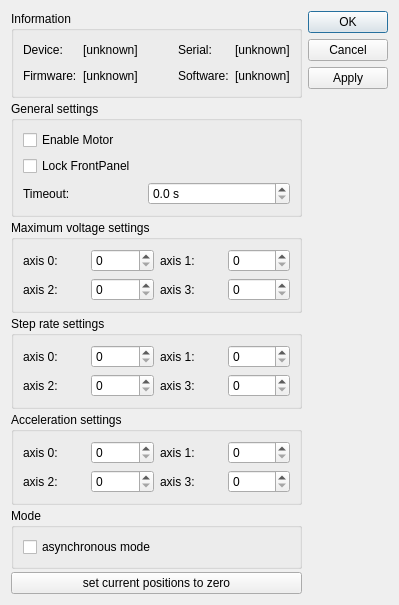
Old version of the form ThorlabsKCubeIM/dialogThorlabsKCubeIM.ui in the repository itom-project/plugins.
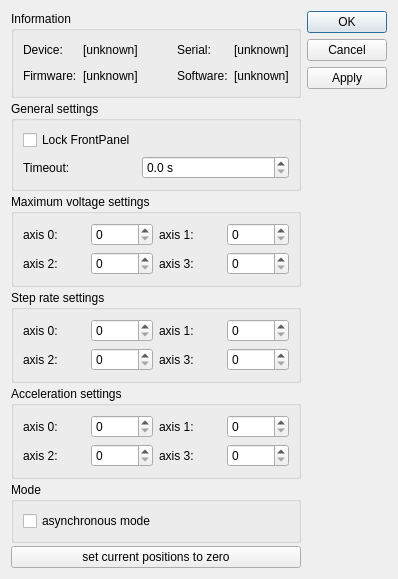
New version of the form.

Commit message: ThorlabsKCubeIM: dockWidgets nearly works

The edit to the form file:
```diff
--- a/ThorlabsKCubeIM/dialogThorlabsKCubeIM.ui
+++ b/ThorlabsKCubeIM/dialogThorlabsKCubeIM.ui
@@ -6,8 +6,8 @@
    <rect>
     <x>0</x>
     <y>0</y>
-    <width>399</width>
-    <height>543</height>
+    <width>398</width>
+    <height>518</height>
    </rect>
   </property>
   <property name="windowTitle">
@@ -137,14 +137,14 @@
         <string>General settings</string>
        </property>
        <layout class="QGridLayout" name="gridLayout">
-        <item row="2" column="0">
+        <item row="1" column="0">
          <widget class="QLabel" name="label_11">
           <property name="text">
            <string>Timeout:</string>
           </property>
          </widget>
         </item>
-        <item row="2" column="2">
+        <item row="1" column="1">
          <widget class="QDoubleSpinBox" name="spinTimeout">
           <property name="sizePolicy">
            <sizepolicy hsizetype="MinimumExpanding" vsizetype="Fixed">
@@ -175,14 +175,7 @@
           </property>
          </widget>
         </item>
-        <item row="0" column="0" colspan="3">
-         <widget class="QCheckBox" name="checkEnabled">
-          <property name="text">
-           <string>Enable Motor </string>
-          </property>
-         </widget>
-        </item>
-        <item row="1" column="0">
+        <item row="0" column="0">
          <widget class="QCheckBox" name="checkFrontPanel">
           <property name="text">
            <string>Lock FrontPanel</string>
```
The commit also changes 6 other files.
